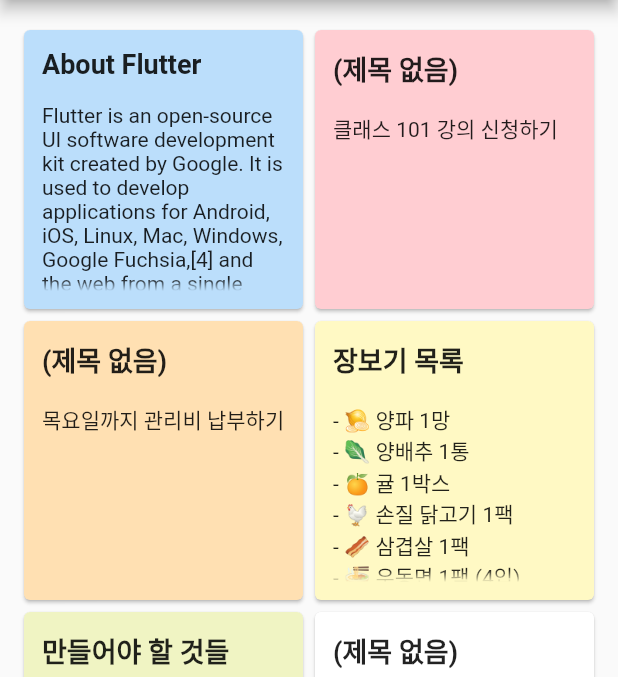
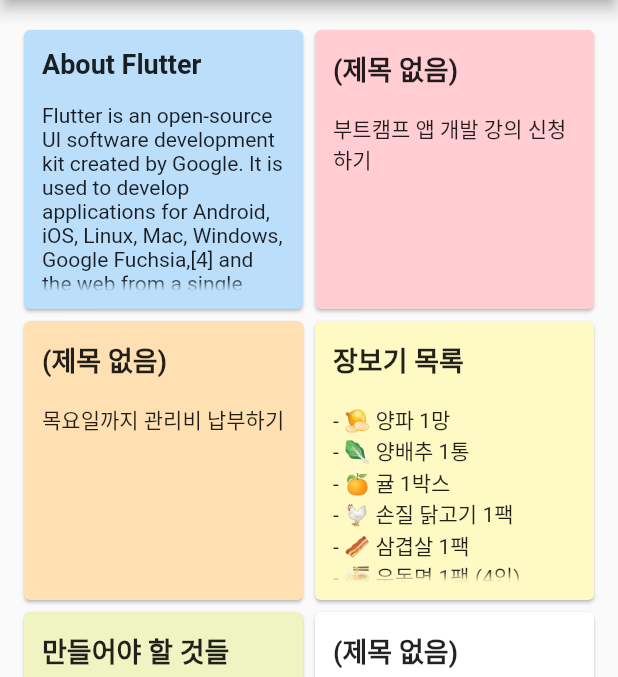
Before and after one commit to kunny/skku-bootcamp-2022-summer, a Flutter app: the screen it shows after launch, on a phone screen of 412 x 824 dp, the part 84-761 px from its top. Run offline on Flutter 3.47's test engine with Material 2 defaults, Android fonts, the phone set to English and light mode, and no system bars; our stand-ins replace dio, firebase_analytics, firebase_core; accounts and stored records are empty.

Commit message:
Update note_list_page.dart

```diff
--- a/sticky_notes/step2/lib/page/note_list_page.dart
+++ b/sticky_notes/step2/lib/page/note_list_page.dart
@@ -45,7 +45,7 @@ The Flutter framework contains two sets of widgets that conform to specific desi
       color: Note.colorBlue,
     ),
     Note(
-      '클래스 101 강의 신청하기',
+      '부트캠프 앱 개발 강의 신청하기',
       color: Note.colorRed,
     ),
     Note(
```
